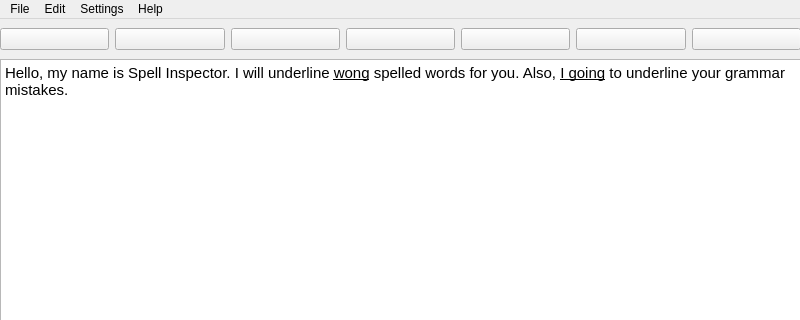
Old version of the form ui/main.ui in the repository beratalp/SpellChecker; both pictures show x 0 to 800 and y 0 to 320 of the 800 by 598 pixel window.
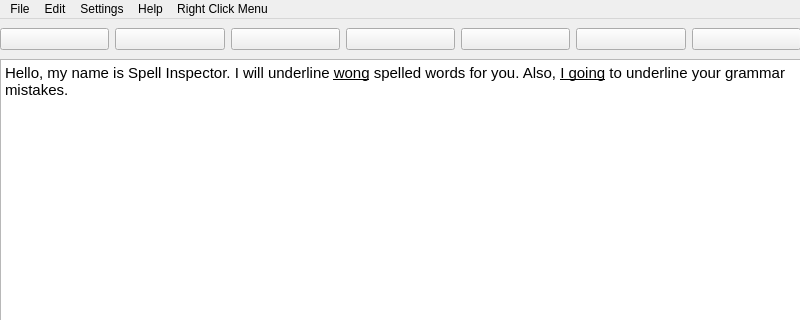
New version of the form. Icons and pictures are not drawn.

Commit message: added Inspected class

Diff of the .ui file:
```diff
--- a/ui/main.ui
+++ b/ui/main.ui
@@ -140,7 +140,7 @@
      <x>0</x>
      <y>0</y>
      <width>800</width>
-     <height>26</height>
+     <height>23</height>
     </rect>
    </property>
    <widget class="QMenu" name="menuHgdfr">
@@ -196,10 +196,23 @@
     </property>
     <addaction name="actionAbout"/>
    </widget>
+   <widget class="QMenu" name="menuRight_Click_Menu">
+    <property name="title">
+     <string>Right Click Menu</string>
+    </property>
+    <addaction name="actionCopy_2"/>
+    <addaction name="actionCut_2"/>
+    <addaction name="actionPaste_2"/>
+    <addaction name="separator"/>
+    <addaction name="actionSuggestions_2"/>
+    <addaction name="actionWrong_2"/>
+    <addaction name="actionBong_2"/>
+   </widget>
    <addaction name="menuHgdfr"/>
    <addaction name="menuFont"/>
    <addaction name="menuOptiojs"/>
    <addaction name="menuHelp"/>
+   <addaction name="menuRight_Click_Menu"/>
   </widget>
   <action name="actionHhu">
    <property name="text">
```
Left out of the diff: 228 changed lines with no effect on the pictures. The commit also changes 5 other files.
